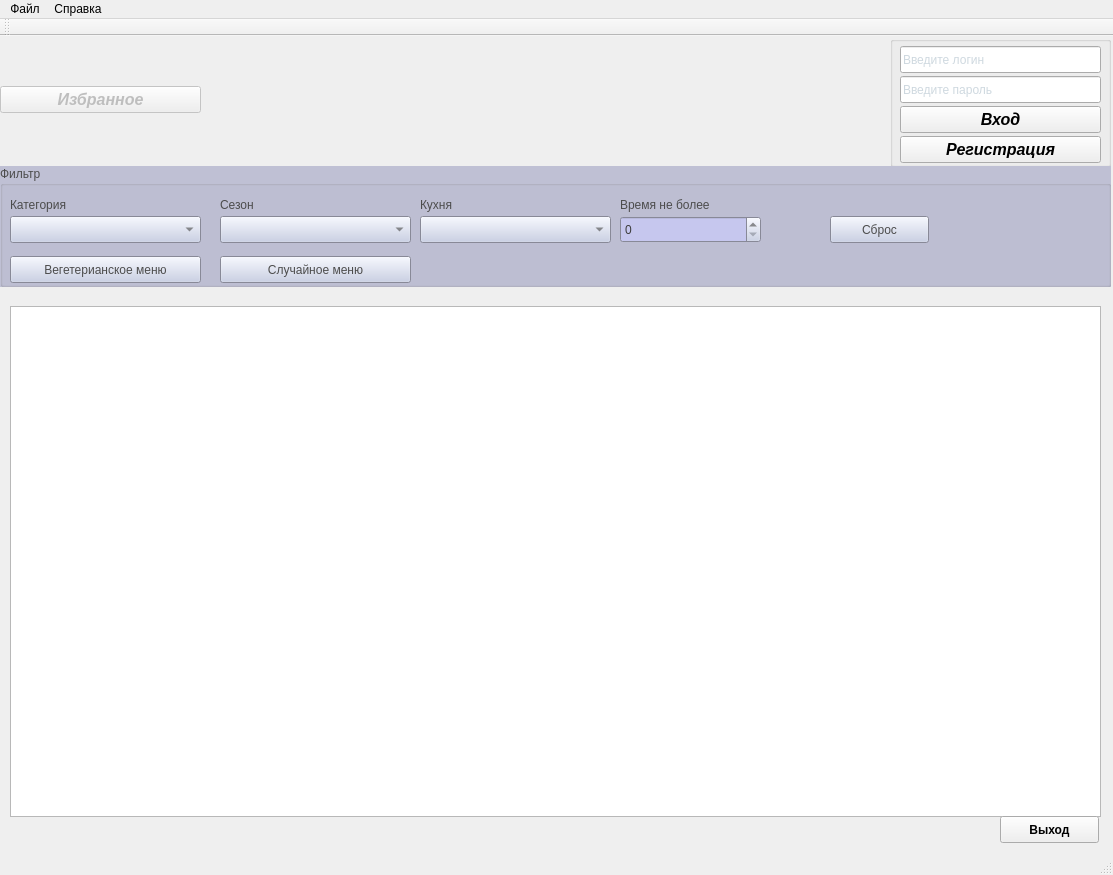
The window that mainwindow.ui (Dr-Neiron/QtCookBook) describes before a commit, drawn with Qt 5.
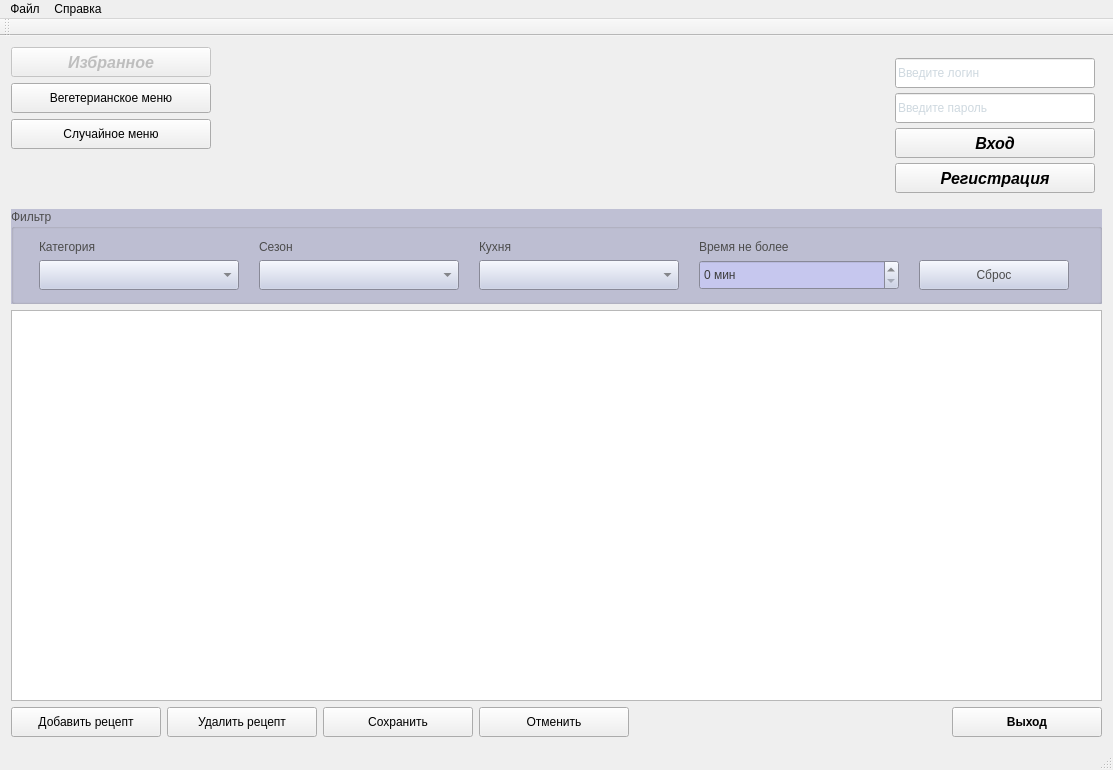
The same window after the commit. Icons and pictures are not drawn.

```diff
--- a/mainwindow.ui
+++ b/mainwindow.ui
@@ -7,24 +7,34 @@
     <x>0</x>
     <y>0</y>
     <width>1113</width>
-    <height>875</height>
+    <height>766</height>
    </rect>
   </property>
   <property name="windowTitle">
-   <string>MainWindow</string>
+   <string>QtCookBook</string>
   </property>
   <widget class="QWidget" name="centralWidget">
+   <layout class="QVBoxLayout" name="verticalLayout_4">
+    <item>
+     <layout class="QHBoxLayout" name="horizontalLayout_2">
+      <item>
+       <layout class="QVBoxLayout" name="verticalLayout">
+        <item>
    <widget class="QPushButton" name="favorite_pushButton">
     <property name="enabled">
      <bool>false</bool>
     </property>
-    <property name="geometry">
-     <rect>
-      <x>0</x>
-      <y>50</y>
-      <width>201</width>
-      <height>27</height>
-     </rect>
+          <property name="minimumSize">
+           <size>
+            <width>200</width>
+            <height>30</height>
+           </size>
+          </property>
+          <property name="maximumSize">
+           <size>
+            <width>200</width>
+            <height>30</height>
+           </size>
     </property>
     <property name="font">
      <font>
@@ -46,91 +56,125 @@
      <bool>true</bool>
     </property>
    </widget>
+        </item>
+        <item>
+         <widget class="QPushButton" name="vegetarian_pushButton">
+          <property name="minimumSize">
+           <size>
+            <width>200</width>
+            <height>30</height>
+           </size>
+          </property>
+          <property name="maximumSize">
+           <size>
+            <width>200</width>
+            <height>30</height>
+           </size>
+          </property>
+          <property name="text">
+           <string>Вегетерианское меню</string>
+          </property>
+          <property name="checkable">
+           <bool>true</bool>
+          </property>
+         </widget>
+        </item>
+        <item>
+         <widget class="QPushButton" name="random_pushButton">
+          <property name="minimumSize">
+           <size>
+            <width>200</width>
+            <height>30</height>
+           </size>
+          </property>
+          <property name="maximumSize">
+           <size>
+            <width>200</width>
+            <height>30</height>
+           </size>
+          </property>
+          <property name="text">
+           <string>Случайное меню</string>
+          </property>
+         </widget>
+        </item>
+        <item>
+         <spacer name="verticalSpacer">
+          <property name="orientation">
+           <enum>Qt::Vertical</enum>
+          </property>
+          <property name="sizeHint" stdset="0">
+           <size>
+            <width>20</width>
+            <height>40</height>
+           </size>
+          </property>
+         </spacer>
+        </item>
+       </layout>
+      </item>
+      <item>
+       <spacer name="horizontalSpacer_3">
+        <property name="orientation">
+         <enum>Qt::Horizontal</enum>
+        </property>
+        <property name="sizeHint" stdset="0">
+         <size>
+          <width>40</width>
+          <height>20</height>
+         </size>
+        </property>
+       </spacer>
+      </item>
+      <item alignment="Qt::AlignHCenter">
+       <widget class="QLabel" name="label">
+        <property name="text">
+         <string/>
+        </property>
+        <property name="pixmap">
+         <pixmap resource="resources.qrc">:/img/logo</pixmap>
+        </property>
+       </widget>
+      </item>
+      <item>
+       <spacer name="horizontalSpacer_2">
+        <property name="orientation">
+         <enum>Qt::Horizontal</enum>
+        </property>
+        <property name="sizeHint" stdset="0">
+         <size>
+          <width>40</width>
+          <height>20</height>
+         </size>
+        </property>
+       </spacer>
+      </item>
+      <item>
    <widget class="QStackedWidget" name="login_stackedWidget">
-    <property name="geometry">
-     <rect>
-      <x>880</x>
-      <y>0</y>
-      <width>231</width>
-      <height>131</height>
-     </rect>
+        <property name="maximumSize">
+         <size>
+          <width>218</width>
+          <height>156</height>
+         </size>
     </property>
     <property name="currentIndex">
      <number>0</number>
     </property>
     <widget class="QWidget" name="page">
-     <widget class="QGroupBox" name="groupBox">
-      <property name="geometry">
-       <rect>
-        <x>10</x>
-        <y>0</y>
-        <width>221</width>
-        <height>131</height>
-       </rect>
-      </property>
-      <property name="title">
-       <string/>
-      </property>
-      <widget class="QPushButton" name="login_pushButton">
-       <property name="geometry">
-        <rect>
-         <x>10</x>
-         <y>70</y>
-         <width>201</width>
-         <height>27</height>
-        </rect>
-       </property>
-       <property name="font">
-        <font>
-         <family>Arial</family>
-         <pointsize>12</pointsize>
-         <weight>75</weight>
-         <italic>true</italic>
-         <bold>true</bold>
-         <underline>false</underline>
-        </font>
-       </property>
-       <property name="layoutDirection">
-        <enum>Qt::LeftToRight</enum>
-       </property>
-       <property name="text">
-        <string>Вход</string>
-       </property>
-      </widget>
-      <widget class="QPushButton" name="register_pushButton">
-       <property name="geometry">
-        <rect>
-         <x>10</x>
-         <y>100</y>
-         <width>201</width>
-         <height>27</height>
-        </rect>
-       </property>
-       <property name="font">
-        <font>
-         <family>Arial</family>
-         <pointsize>12</pointsize>
-         <weight>75</weight>
-         <italic>true</italic>
-         <bold>true</bold>
-         <underline>false</underline>
-        </font>
-       </property>
-       <property name="text">
-        <string>Регистрация</string>
-       </property>
-       <property name="flat">
-        <bool>false</bool>
-       </property>
-      </widget>
+         <layout class="QVBoxLayout" name="verticalLayout_2">
+          <item>
       <widget class="QLineEdit" name="login_lineEdit">
-       <property name="geometry">
-        <rect>
-         <x>10</x>
-         <y>10</y>
-         <width>201</width>
-         <height>27</height>
-        </rect>
+            <property name="minimumSize">
+             <size>
+              <width>200</width>
+              <height>30</height>
+             </size>
+            </property>
+            <property name="maximumSize">
+             <size>
+              <width>200</width>
+              <height>30</height>
+             </size>
        </property>
        <property name="palette">
         <palette>
@@ -176,14 +220,20 @@
         <string>Введите логин</string>
        </property>
       </widget>
+          </item>
+          <item>
       <widget class="QLineEdit" name="password_lineEdit">
-       <property name="geometry">
-        <rect>
-         <x>10</x>
-         <y>40</y>
-         <width>201</width>
-         <height>27</height>
-        </rect>
+            <property name="minimumSize">
+             <size>
+              <width>200</width>
+              <height>30</height>
+             </size>
+            </property>
+            <property name="maximumSize">
+             <size>
+              <width>200</width>
+              <height>30</height>
+             </size>
        </property>
        <property name="palette">
         <palette>
@@ -232,45 +282,125 @@
         <string>Введите пароль</string>
        </property>
       </widget>
-     </widget>
+          </item>
+          <item>
+           <widget class="QPushButton" name="login_pushButton">
+            <property name="minimumSize">
+             <size>
+              <width>200</width>
+              <height>30</height>
+             </size>
+            </property>
+            <property name="maximumSize">
+             <size>
+              <width>200</width>
+              <height>30</height>
+             </size>
+            </property>
+            <property name="font">
+             <font>
+              <family>Arial</family>
+              <pointsize>12</pointsize>
+              <weight>75</weight>
+              <italic>true</italic>
+              <bold>true</bold>
+              <underline>false</underline>
+             </font>
+            </property>
+            <property name="layoutDirection">
+             <enum>Qt::LeftToRight</enum>
+            </property>
+            <property name="text">
+             <string>Вход</string>
+            </property>
+           </widget>
+          </item>
+          <item>
+           <widget class="QPushButton" name="register_pushButton">
+            <property name="minimumSize">
+             <size>
+              <width>200</width>
+              <height>30</height>
+             </size>
+            </property>
+            <property name="maximumSize">
+             <size>
+              <width>200</width>
+              <height>30</height>
+             </size>
+            </property>
+            <property name="font">
+             <font>
+              <family>Arial</family>
+              <pointsize>12</pointsize>
+              <weight>75</weight>
+              <italic>true</italic>
+              <bold>true</bold>
+              <underline>false</underline>
+             </font>
+            </property>
+            <property name="text">
+             <string>Регистрация</string>
+            </property>
+            <property name="flat">
+             <bool>false</bool>
+            </property>
+           </widget>
+          </item>
+         </layout>
     </widget>
     <widget class="QWidget" name="page_2">
+         <layout class="QVBoxLayout" name="verticalLayout_3">
+          <item>
      <widget class="QLabel" name="userName_label">
-      <property name="geometry">
-       <rect>
-        <x>80</x>
-        <y>30</y>
-        <width>101</width>
-        <height>17</height>
-       </rect>
+            <property name="font">
+             <font>
+              <pointsize>14</pointsize>
+              <weight>75</weight>
+              <italic>true</italic>
+              <bold>true</bold>
+             </font>
       </property>
       <property name="text">
        <string>user_name</string>
       </property>
-     </widget>
+            <property name="wordWrap">
+             <bool>true</bool>
+            </property>
+           </widget>
+          </item>
+          <item>
      <widget class="QPushButton" name="logout_pushButton">
-      <property name="geometry">
-       <rect>
-        <x>110</x>
-        <y>80</y>
-        <width>98</width>
-        <height>27</height>
-       </rect>
+            <property name="minimumSize">
+             <size>
+              <width>200</width>
+              <height>30</height>
+             </size>
+            </property>
+            <property name="maximumSize">
+             <size>
+              <width>200</width>
+              <height>30</height>
+             </size>
       </property>
       <property name="text">
        <string>Выйти</string>
       </property>
      </widget>
-    </widget>
-   </widget>
+          </item>
+         </layout>
+        </widget>
+       </widget>
+      </item>
+     </layout>
+    </item>
+    <item>
    <widget class="QGroupBox" name="groupBox_2">
-    <property name="geometry">
-     <rect>
-      <x>0</x>
-      <y>130</y>
-      <width>1111</width>
-      <height>121</height>
-     </rect>
+      <property name="maximumSize">
+       <size>
+        <width>16777215</width>
+        <height>101</height>
+       </size>
     </property>
     <property name="palette">
      <palette>
@@ -646,159 +776,232 @@
     <property name="title">
      <string>Фильтр</string>
     </property>
-    <widget class="QComboBox" name="types_comboBox">
-     <property name="geometry">
-      <rect>
-       <x>10</x>
-       <y>50</y>
-       <width>191</width>
-       <height>27</height>
-      </rect>
-     </property>
-    </widget>
+      <layout class="QGridLayout" name="gridLayout">
+       <item row="0" column="0">
     <widget class="QLabel" name="label_2">
-     <property name="geometry">
-      <rect>
-       <x>10</x>
-       <y>30</y>
-       <width>141</width>
-       <height>17</height>
-      </rect>
-     </property>
      <property name="text">
       <string>Категория</string>
      </property>
     </widget>
+       </item>
+       <item row="0" column="1">
     <widget class="QLabel" name="label_3">
-     <property name="geometry">
-      <rect>
-       <x>220</x>
-       <y>30</y>
-       <width>151</width>
-       <height>17</height>
-      </rect>
-     </property>
      <property name="text">
       <string>Сезон</string>
      </property>
     </widget>
-    <widget class="QComboBox" name="season_comboBox">
-     <property name="geometry">
-      <rect>
-       <x>220</x>
-       <y>50</y>
-       <width>191</width>
-       <height>27</height>
-      </rect>
-     </property>
-    </widget>
-    <widget class="QComboBox" name="contry_comboBox">
-     <property name="geometry">
-      <rect>
-       <x>420</x>
-       <y>50</y>
-       <width>191</width>
-       <height>27</height>
-      </rect>
-     </property>
-    </widget>
+       </item>
+       <item row="0" column="2">
     <widget class="QLabel" name="label_4">
-     <property name="geometry">
-      <rect>
-       <x>420</x>
-       <y>30</y>
-       <width>67</width>
-       <height>17</height>
-      </rect>
-     </property>
      <property name="text">
       <string>Кухня</string>
      </property>
     </widget>
-    <widget class="QPushButton" name="random_pushButton">
-     <property name="geometry">
-      <rect>
-       <x>220</x>
-       <y>90</y>
-       <width>191</width>
-       <height>27</height>
-      </rect>
-     </property>
-     <property name="text">
-      <string>Случайное меню</string>
-     </property>
-    </widget>
+       </item>
+       <item row="0" column="3">
     <widget class="QLabel" name="label_5">
-     <property name="geometry">
-      <rect>
-       <x>620</x>
-       <y>30</y>
-       <width>121</width>
-       <height>17</height>
-      </rect>
-     </property>
      <property name="text">
       <string>Время не более</string>
      </property>
     </widget>
-    <widget class="QPushButton" name="vegetarian_pushButton">
-     <property name="geometry">
-      <rect>
-       <x>10</x>
-       <y>90</y>
-       <width>191</width>
-       <height>27</height>
-      </rect>
-     </property>
-     <property name="text">
-      <string>Вегетерианское меню</string>
-     </property>
-     <property name="checkable">
-      <bool>true</bool>
-     </property>
-    </widget>
+       </item>
+       <item row="1" column="0">
+        <widget class="QComboBox" name="types_comboBox">
+         <property name="minimumSize">
+          <size>
+           <width>200</width>
+           <height>30</height>
+          </size>
+         </property>
+         <property name="maximumSize">
+          <size>
+           <width>200</width>
+           <height>30</height>
+          </size>
+         </property>
+        </widget>
+       </item>
+       <item row="1" column="1">
+        <widget class="QComboBox" name="season_comboBox">
+         <property name="minimumSize">
+          <size>
+           <width>200</width>
+           <height>30</height>
+          </size>
+         </property>
+         <property name="maximumSize">
+          <size>
+           <width>200</width>
+           <height>30</height>
+          </size>
+         </property>
+        </widget>
+       </item>
+       <item row="1" column="2">
+        <widget class="QComboBox" name="contry_comboBox">
+         <property name="minimumSize">
+          <size>
+           <width>200</width>
+           <height>30</height>
+          </size>
+         </property>
+         <property name="maximumSize">
+          <size>
+           <width>200</width>
+           <height>30</height>
+          </size>
+         </property>
+        </widget>
+       </item>
+       <item row="1" column="3">
+        <widget class="QSpinBox" name="spinBox">
+         <property name="minimumSize">
+          <size>
+           <width>200</width>
+           <height>30</height>
+          </size>
+         </property>
+         <property name="maximumSize">
+          <size>
+           <width>200</width>
+           <height>30</height>
+          </size>
+         </property>
+         <property name="suffix">
+          <string> мин</string>
+         </property>
+         <property name="maximum">
+          <number>500</number>
+         </property>
+        </widget>
+       </item>
+       <item row="1" column="4">
     <widget class="QPushButton" name="reset_pushButton">
-     <property name="geometry">
-      <rect>
-       <x>830</x>
-       <y>50</y>
-       <width>99</width>
-       <height>27</height>
-      </rect>
+         <property name="minimumSize">
+          <size>
+           <width>150</width>
+           <height>30</height>
+          </size>
+         </property>
+         <property name="maximumSize">
+          <size>
+           <width>150</width>
+           <height>30</height>
+          </size>
      </property>
      <property name="text">
       <string>Сброс</string>
      </property>
     </widget>
-    <widget class="QSpinBox" name="spinBox">
-     <property name="geometry">
-      <rect>
-       <x>620</x>
-       <y>50</y>
-       <width>141</width>
-       <height>27</height>
-      </rect>
-     </property>
-    </widget>
-   </widget>
+       </item>
+      </layout>
+     </widget>
+    </item>
+    <item>
    <widget class="QTableView" name="main_tableView">
-    <property name="geometry">
-     <rect>
-      <x>10</x>
-      <y>270</y>
-      <width>1091</width>
-      <height>511</height>
-     </rect>
-    </property>
-   </widget>
+      <property name="minimumSize">
+       <size>
+        <width>0</width>
+        <height>391</height>
+       </size>
+      </property>
+     </widget>
+    </item>
+    <item>
+     <layout class="QHBoxLayout" name="horizontalLayout">
+      <item>
+       <widget class="QPushButton" name="add_pushButton">
+        <property name="enabled">
+         <bool>true</bool>
+        </property>
+        <property name="minimumSize">
+         <size>
+          <width>150</width>
+          <height>30</height>
+         </size>
+        </property>
+        <property name="maximumSize">
+         <size>
+          <width>150</width>
+          <height>30</height>
+         </size>
+        </property>
+        <property name="text">
+         <string>Добавить рецепт</string>
+        </property>
+       </widget>
+      </item>
+      <item>
+       <widget class="QPushButton" name="del_pushButton">
+        <property name="minimumSize">
+         <size>
+          <width>150</width>
+          <height>30</height>
+         </size>
+        </property>
+        <property name="maximumSize">
+         <size>
+          <width>150</width>
+          <height>30</height>
+         </size>
+        </property>
+        <property name="text">
+         <string>Удалить рецепт</string>
+        </property>
+       </widget>
+      </item>
+      <item>
+       <widget class="QPushButton" name="save_pushButton">
+        <property name="minimumSize">
+         <size>
+          <width>150</width>
+          <height>30</height>
+         </size>
+        </property>
+        <property name="text">
+         <string>Сохранить</string>
+        </property>
+       </widget>
+      </item>
+      <item>
+       <widget class="QPushButton" name="pucancel_shButton">
+        <property name="minimumSize">
+         <size>
+          <width>150</width>
+          <height>30</height>
+         </size>
+        </property>
+        <property name="text">
+         <string>Отменить</string>
+        </property>
+       </widget>
+      </item>
+      <item>
+       <spacer name="horizontalSpacer">
+        <property name="orientation">
+         <enum>Qt::Horizontal</enum>
+        </property>
+        <property name="sizeHint" stdset="0">
+         <size>
+          <width>40</width>
+          <height>20</height>
+         </size>
+        </property>
+       </spacer>
+      </item>
+      <item>
    <widget class="QPushButton" name="exit_pushButton">
-    <property name="geometry">
-     <rect>
-      <x>1000</x>
-      <y>780</y>
-      <width>99</width>
-      <height>27</height>
-     </rect>
+        <property name="minimumSize">
+         <size>
+          <width>150</width>
+          <height>30</height>
+         </size>
+        </property>
+        <property name="maximumSize">
+         <size>
+          <width>150</width>
+          <height>30</height>
+         </size>
     </property>
     <property name="font">
      <font>
@@ -810,22 +1013,10 @@
      <string>Выход</string>
     </property>
    </widget>
-   <widget class="QLabel" name="label">
-    <property name="geometry">
-     <rect>
-      <x>310</x>
-      <y>10</y>
-      <width>351</width>
-      <height>111</height>
-     </rect>
-    </property>
-    <property name="text">
-     <string/>
-    </property>
-    <property name="pixmap">
-     <pixmap resource="resources.qrc">:/img/logo</pixmap>
-    </property>
-   </widget>
+      </item>
+     </layout>
+    </item>
+   </layout>
   </widget>
   <widget class="QMenuBar" name="menuBar">
    <property name="geometry">
```
Left out of the diff: 48 changed lines with no effect on the pictures. Lines whose indentation alone changed are shown as unchanged.
